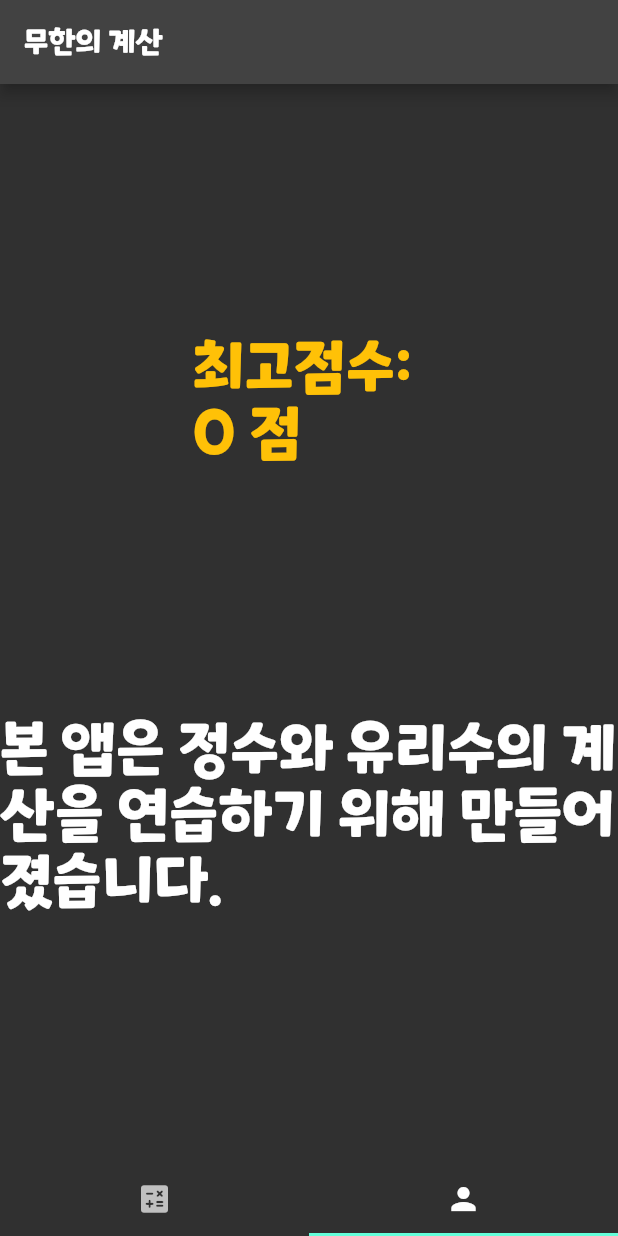
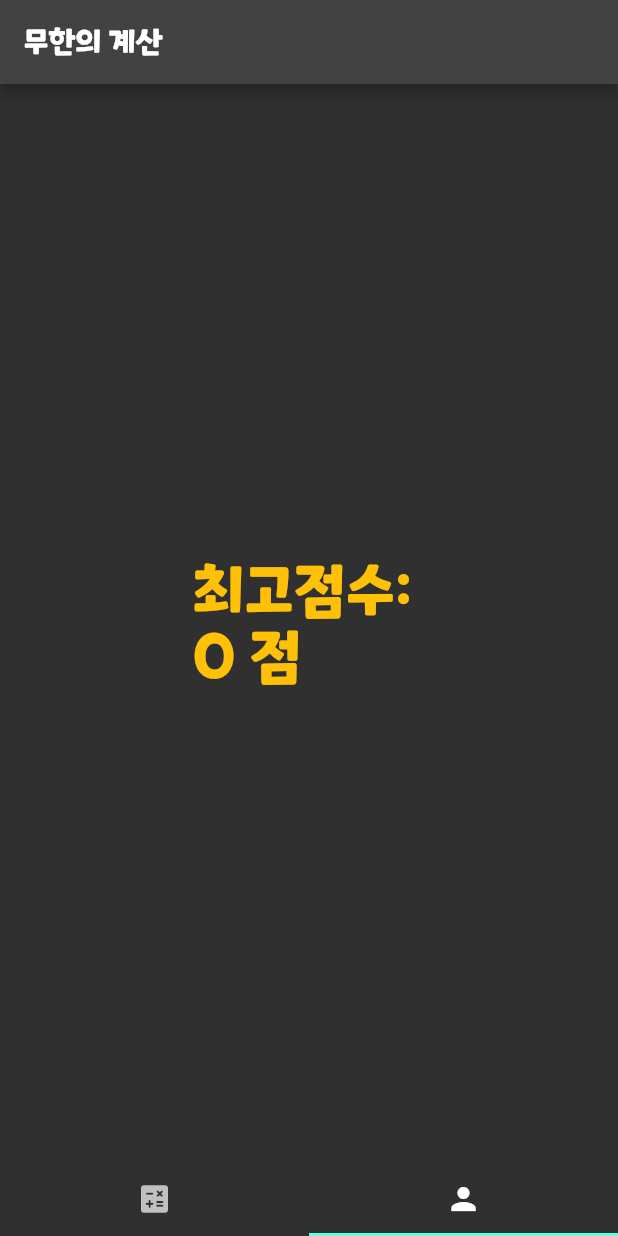
Before and after one commit to mangogumamath/math-app, a Flutter app: the screen it shows after launch, tab 2 chosen, on a phone screen of 412 x 824 dp. Run offline on Flutter 3.47's test engine with Material 2 defaults, Android fonts, the phone set to English and light mode, and no system bars; our stand-ins replace font_awesome_flutter, shared_preferences; missing offline and left inert: fraction, math_parser.

```diff
--- a/lib/screens/my_screen.dart
+++ b/lib/screens/my_screen.dart
@@ -48,10 +48,10 @@ class _MyScreenState extends State<MyScreen> {
           // ElevatedButton(
           //     onPressed: _removeScore, child: FaIcon(FontAwesomeIcons.eraser)),
           // Text('로그인'),
-          Text(
-            '본 앱은 정수와 유리수의 계산을 연습하기 위해 만들어졌습니다.',
-            style: TextStyle(fontSize: 40.0),
-          ),
+          // Text(
+          //   '본 앱은 정수와 유리수의 계산을 연습하기 위해 만들어졌습니다.',
+          //   style: TextStyle(fontSize: 40.0),
+          // ),
           // Text(
           //   '기능 준비중',
           //   style: TextStyle(fontSize: 40.0),
```
